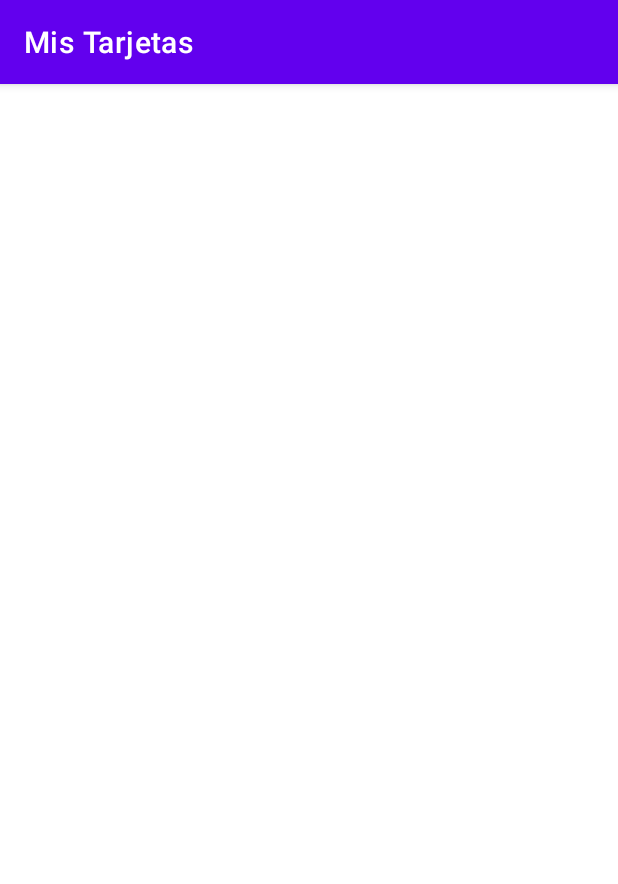
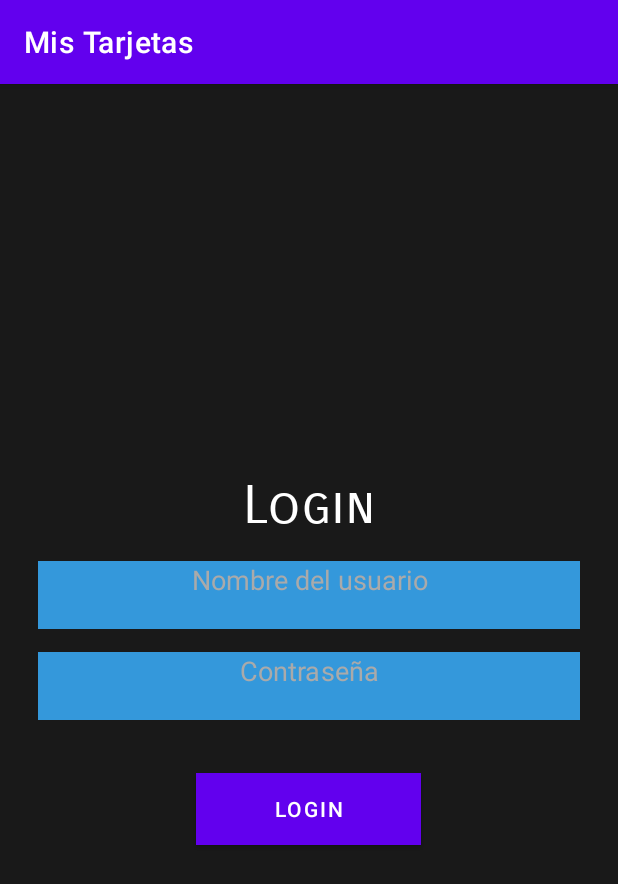
Before and after one commit to Arod1327/androidcard, an Android app: the LoginActivity screen opened directly, with no data from a screen before it, on a phone screen of 412 x 824 dp. Shown: the top 884 px of the screen. Run offline under Robolectric (Android 15) with nearby library versions, the phone set to English and light mode, and no system bars.

Commit message:
Creación del UI para el Login del usuario, estilos y colores para los controles edittext y botón.

```diff
--- /dev/null
+++ b/app/src/main/res/drawable-v24/btn.xml
@@ -0,0 +1,7 @@
+<?xml version="1.0" encoding="utf-8"?>
+<shape xmlns:android="http://schemas.android.com/apk/res/android">
+    <stroke android:color="@color/colorBtn" android:width="2dp">
+
+    </stroke>
+    <corners android:radius="50dp"></corners>
+</shape>
--- /dev/null
+++ b/app/src/main/res/drawable/edt.xml
@@ -0,0 +1,7 @@
+<?xml version="1.0" encoding="utf-8"?>
+<shape xmlns:android="http://schemas.android.com/apk/res/android">
+    <stroke android:color="@color/colorEdt" android:width="2dp">
+
+    </stroke>
+    <corners android:radius="50dp"></corners>
+</shape>
--- a/app/src/main/res/layout/activity_login.xml
+++ b/app/src/main/res/layout/activity_login.xml
@@ -1,6 +1,61 @@
 <?xml version="1.0" encoding="utf-8"?>
-<androidx.constraintlayout.widget.ConstraintLayout
-    xmlns:android="http://schemas.android.com/apk/res/android" android:layout_width="match_parent"
-    android:layout_height="match_parent">
+<RelativeLayout
+    xmlns:android="http://schemas.android.com/apk/res/android"
+    xmlns:tools="http://schemas.android.com/tools"
+    android:layout_width="match_parent"
+    android:layout_height="match_parent"
+    android:background="@color/colorBackground"
+    android:padding="25dp"
+    tools:context=".Activites.LoginActivity">
 
-</androidx.constraintlayout.widget.ConstraintLayout>
+    <LinearLayout
+        android:layout_width="match_parent"
+        android:layout_height="match_parent"
+        android:orientation="vertical"
+        android:gravity="center">
+
+        <TextView
+            android:layout_width="match_parent"
+            android:layout_height="wrap_content"
+            android:gravity="center"
+            android:text="Login"
+            android:textSize="35dp"
+            android:textColor="@android:color/white"
+            android:fontFamily="sans-serif-smallcaps"
+            />
+
+        <EditText
+            android:layout_width="match_parent"
+            android:layout_height="45dp"
+            android:layout_marginTop="15dp"
+            android:background="@color/colorEdt"
+            android:textColor="@android:color/white"
+            android:hint="Nombre del usuario"
+            android:textColorHint="@android:color/darker_gray"
+            android:textAlignment="center"
+            android:inputType="text"
+            android:gravity="center_horizontal" />
+
+        <EditText
+            android:layout_width="match_parent"
+            android:layout_height="45dp"
+            android:layout_marginTop="15dp"
+            android:background="@color/colorEdt"
+            android:textColor="@android:color/white"
+            android:hint="Contraseña"
+            android:textColorHint="@android:color/darker_gray"
+            android:textAlignment="center"
+            android:inputType="textPassword"
+            android:gravity="center_horizontal" />
+
+        <Button
+            android:layout_width="150dp"
+            android:layout_height="wrap_content"
+            android:layout_marginTop="35dp"
+            android:background="@color/colorBtn"
+            android:text="Login"
+            android:textColor="@android:color/white"
+            />
+    </LinearLayout>
+
+</RelativeLayout>
--- a/app/src/main/res/values/colors.xml
+++ b/app/src/main/res/values/colors.xml
@@ -1,5 +1,13 @@
 <?xml version="1.0" encoding="utf-8"?>
 <resources>
+    <color name="colorPrimary">#3F51B5</color>
+    <color name="colorPrimaryDark">#303F9F</color>
+    <color name="colorAccent">#FFFFFF</color>
+
+    <color name="colorBackground">#191919</color>
+    <color name="colorEdt">#3498db</color>
+    <color name="colorBtn">#2ecc71</color>
+
     <color name="purple_200">#FFBB86FC</color>
     <color name="purple_500">#FF6200EE</color>
     <color name="purple_700">#FF3700B3</color>
```
